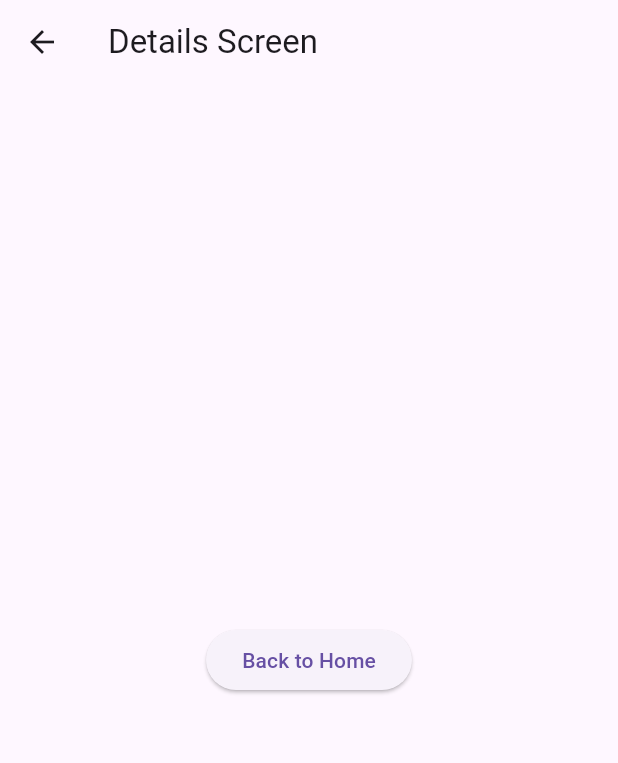
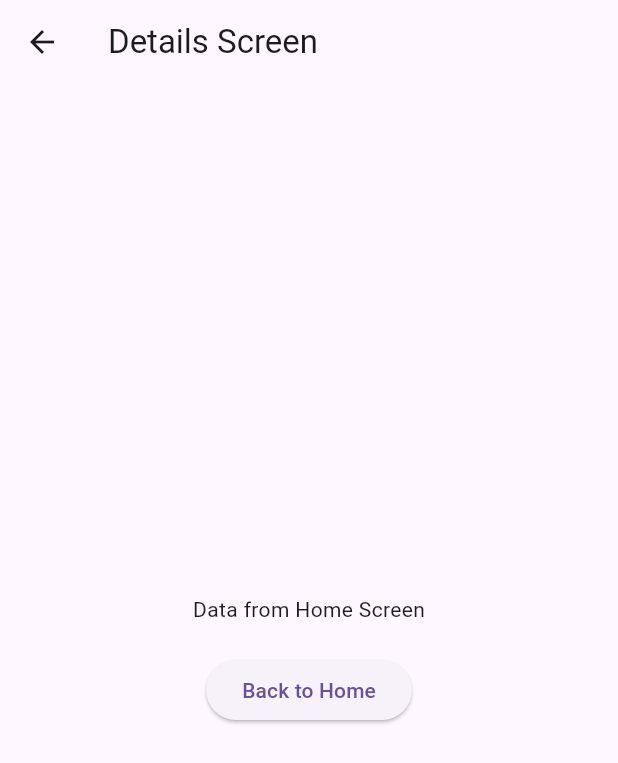
Before and after one commit to shunaria/week5-vispro, a Flutter app: the screen it shows after launch, after a tap on "Open Details", on a phone screen of 412 x 824 dp. Shown: the top 763 px of the screen. Run offline on Flutter 3.47's test engine with Material 3 defaults, Android fonts, the phone set to English and light mode, and no system bars.

Commit message:
checkpoint 3

```diff
--- a/lib/main.dart
+++ b/lib/main.dart
@@ -24,7 +24,7 @@
       body: Center(
         child: ElevatedButton(
           onPressed: () {
-            Navigator.pushNamed(context, '/details',);
+            Navigator.pushNamed(context, '/details',arguments: 'Data from Home Screen');
           },
           child: Text('Open Details'),
         ),
@@ -36,14 +36,21 @@
 class DetailsScreen extends StatelessWidget {
   @override
   Widget build(BuildContext context) {
+    final args = ModalRoute.of(context)!.settings.arguments as String?;
+
     return Scaffold(
       appBar: AppBar(title: Text('Details Screen')),
       body: Center(
-        child: ElevatedButton(
-          onPressed: () {
-            Navigator.pop(context);
-          },
-          child: Text('Back to Home'),
+        child: Column(
+          mainAxisAlignment: MainAxisAlignment.center,
+          children: [
+            Text(args ?? 'No data received'),
+            SizedBox(height: 20),
+            ElevatedButton(
+              onPressed: () => Navigator.pop(context),
+              child: Text('Back to Home'),
+            ),
+          ],
         ),
       ),
     );
```
